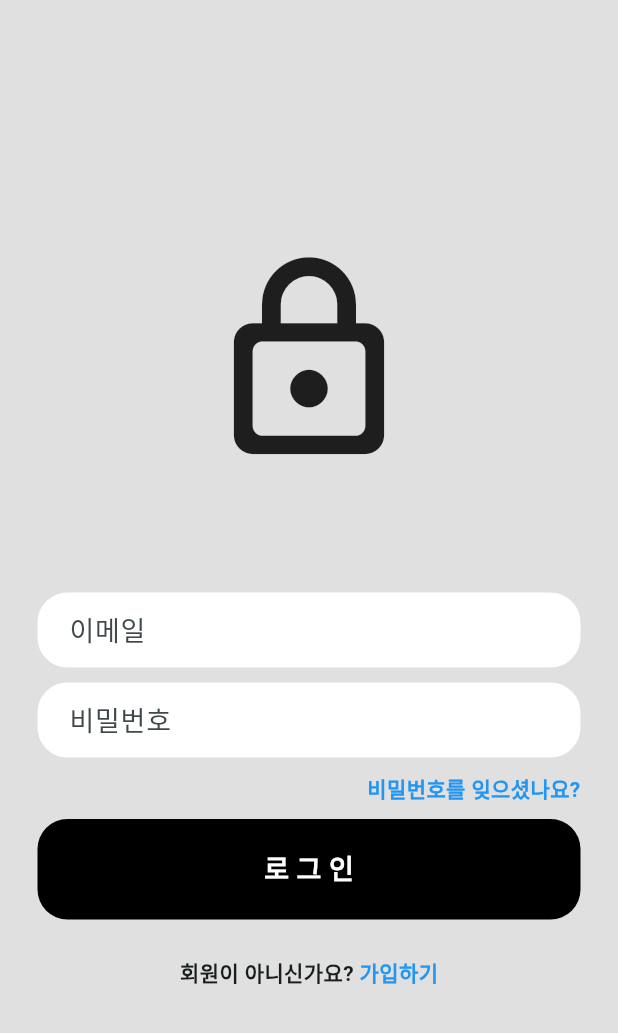
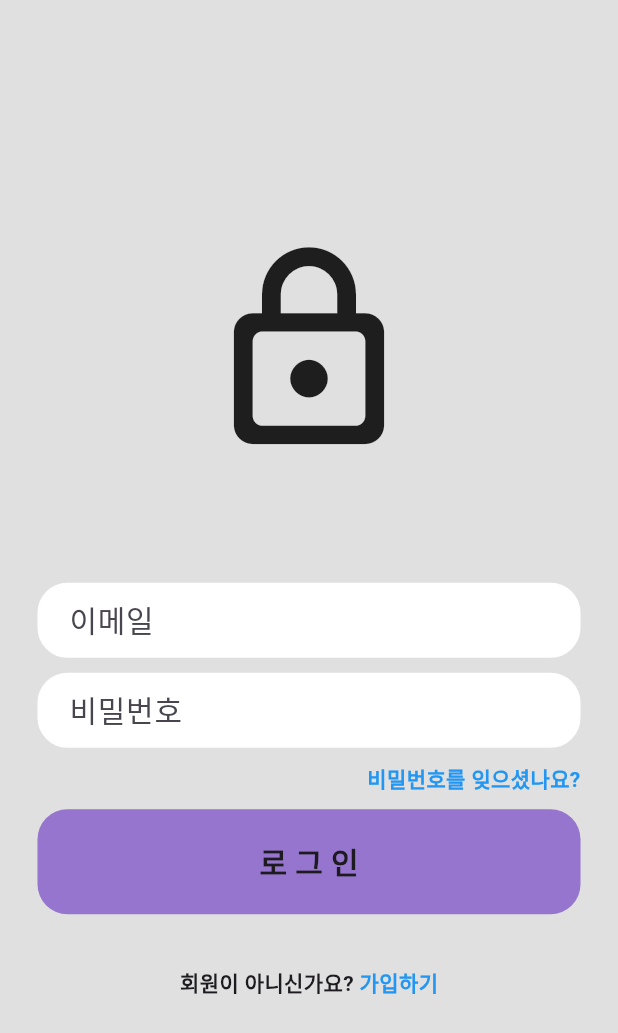
Before and after one commit to Carcassi0/ToyProject_1, a Flutter app: the screen it shows after launch, on a phone screen of 412 x 824 dp. Shown: the top 1033 px of the screen. Run offline on Flutter 3.47's test engine with Material 3 defaults, Android fonts, the phone set to English and light mode, and no system bars; our stand-ins replace camera, cloud_firestore, csv, file_picker, firebase_auth, firebase_core and 5 more; missing offline and left inert: cp949_dart; accounts and stored records are empty.

```diff
--- a/lib/homePage.dart
+++ b/lib/homePage.dart
@@ -36,7 +36,7 @@ class _MyHomePageState extends State<MyHomePage> {
   Widget build(BuildContext context) {
     List<String> menu = ['지도', '업무관리', '알림', '요약'];
     List<IconData> menuIcon = [
-      Icons.map, Icons.list, Icons.notifications, Icons.my_library_books
+      Icons.map_rounded, Icons.list_rounded, Icons.notification_important_rounded, Icons.my_library_books_rounded
     ];
 
     final user = FirebaseAuth.instance.currentUser!;
@@ -85,7 +85,7 @@ class _MyHomePageState extends State<MyHomePage> {
                       } else {
                         return Text(
                             '사용자: ${snapshot.data} 님',
-                            style: GoogleFonts.notoSans(fontSize: 20)
+                            style: GoogleFonts.notoSans(fontSize: 20, fontWeight: FontWeight.w500)
                         );
                       }
                     },
@@ -157,7 +157,7 @@ class _MyHomePageState extends State<MyHomePage> {
                   child: InkWell(
                     onTap: () => _scaffoldKey.currentState?.openDrawer(),
                     child: const Icon(
-                      Icons.menu,
+                      Icons.menu_rounded,
                       size: 45,
                     ),
                   ),
--- a/lib/theme/theme.dart
+++ b/lib/theme/theme.dart
@@ -1,9 +1,10 @@
 import 'package:flutter/material.dart';
 
 ThemeData lightmode = ThemeData(
+  useMaterial3: true,
   brightness: Brightness.light,
   colorScheme: ColorScheme.fromSeed(
-    seedColor: Colors.grey,
+    seedColor: Colors.deepPurple.shade300,
     background: Colors.grey[300],
     primary: Colors.deepPurple[300],
     secondary: Colors.deepPurple,
@@ -12,6 +13,7 @@ ThemeData lightmode = ThemeData(
 );
 
 ThemeData darkmode = ThemeData(
+  useMaterial3: true,
   brightness: Brightness.dark,
   colorScheme: ColorScheme.dark(
     background: Colors.grey.shade900,
--- a/lib/user/loginPage.dart
+++ b/lib/user/loginPage.dart
@@ -61,7 +61,7 @@ class _loginPageState extends State<loginPage> {
                     controller: _emailController,
                     decoration: InputDecoration(
                       border: InputBorder.none,
-                      hintText: '이메일', hintStyle: TextStyle(fontSize: 18)
+                      hintText: '이메일', hintStyle: TextStyle(fontSize: 20)
                     ),
                   ),
                 ),
@@ -85,7 +85,7 @@ class _loginPageState extends State<loginPage> {
                     obscureText: true,
                     decoration: InputDecoration(
                       border: InputBorder.none,
-                      hintText: '비밀번호', hintStyle: TextStyle(fontSize: 18)
+                      hintText: '비밀번호', hintStyle: TextStyle(fontSize: 20)
                     ),
                   ),
                 ),
@@ -120,19 +120,19 @@ class _loginPageState extends State<loginPage> {
                 onTap: signIn,
                 child: Container(
                   padding: EdgeInsets.all(20),
-                  decoration: BoxDecoration(color: Colors.black,
+                  decoration: BoxDecoration(color: Theme.of(context).colorScheme.primary,
                   borderRadius: BorderRadius.circular(20)),
                   child: Center(
                     child: Text('로 그 인',
-                    style: TextStyle(color: Colors.white,
+                    style: TextStyle(
                     fontWeight: FontWeight.bold,
-                    fontSize: 18)
+                    fontSize: 20)
                     )
                   ),
                 ),
               ),
             ),
-            SizedBox(height: 25),
+            SizedBox(height: 35),
 
             Row(
               mainAxisAlignment: MainAxisAlignment.center,
```
Also changed, not shown: lib/map/googleMaps.dart (+9 -0 lines), lib/map/mapScreen.dart (+53 -14 lines).
